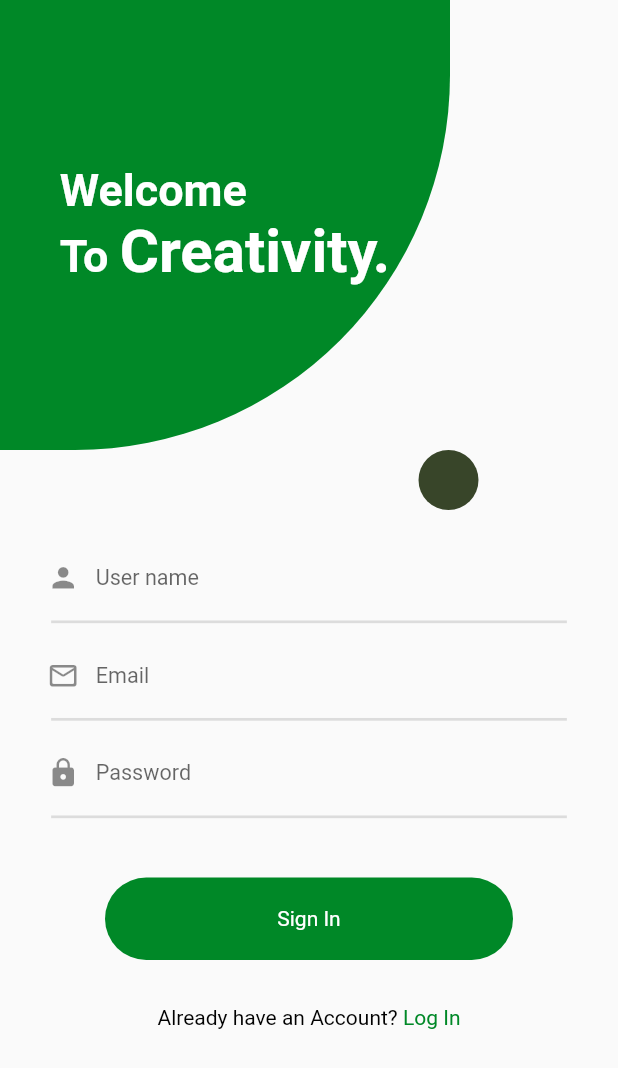
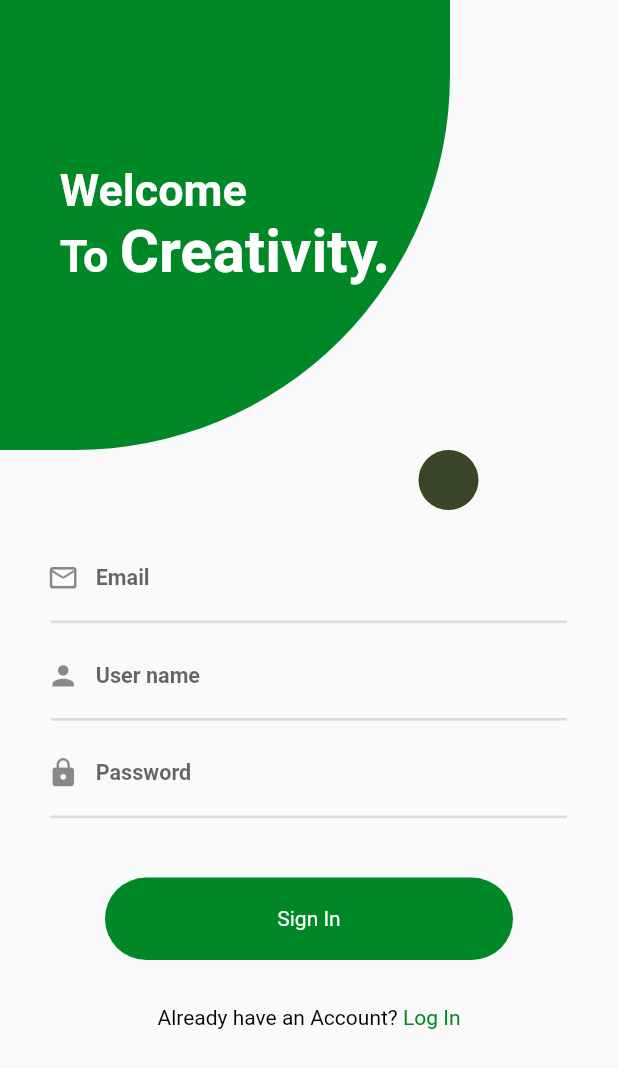
Before and after one commit to B4eva/complexe_ui, a Flutter app: the screen it shows after launch, after a tap on an icon or button, on a phone screen of 412 x 824 dp. Shown: the top 1068 px of the screen. Run offline on Flutter 3.47's test engine with Material 2 defaults, Android fonts, the phone set to English and light mode, and no system bars.

Commit message:
fix timmer

```diff
--- a/lib/Sigin_screen/sigin_screen.dart
+++ b/lib/Sigin_screen/sigin_screen.dart
@@ -60,21 +60,21 @@ class SignInSCreen extends StatelessWidget {
                       ),
                       LoginTextField(
                         // formKey: provider.formKey,
+                        save: (value) => provider.setEmail = value, // tobe done
+                        validate: context.validateMail,
+                        textEditingController: emailEditingController,
+                        hintText: provider.emailHint,
+                        icon: Icons.mail_outline_rounded,
+                        hideText: false,
+                      ),
+                      LoginTextField(
+                        // formKey: provider.formKey,
                         save: (value) =>
                             provider.setUserName = value, // tobe done
                         validate: context.validateUserName, // tobe done
                         textEditingController: userNameEditingController,
                         hintText: provider.userNameHint,
                         icon: Icons.person,
-                        hideText: false,
-                      ),
-                      LoginTextField(
-                        // formKey: provider.formKey,
-                        save: (value) => provider.setEmail = value, // tobe done
-                        validate: context.validateMail,
-                        textEditingController: emailEditingController,
-                        hintText: provider.emailHint,
-                        icon: Icons.mail_outline_rounded,
                         hideText: false,
                       ),
                       LoginTextField(
--- a/lib/Sigin_screen/sigin_screennotifier.dart
+++ b/lib/Sigin_screen/sigin_screennotifier.dart
@@ -2,7 +2,7 @@ import 'package:flutter/cupertino.dart';
 import 'package:flutter/material.dart';
 
 // provider state with changeNotifier
-//provider only providers the valriabl;es as you can see
+//provider only provides the variables as you can see.
 // state is managed by changeNotifier
 
 class SignInScreenNotifier extends ChangeNotifier {
--- a/lib/creative_widgets/text_field.dart
+++ b/lib/creative_widgets/text_field.dart
@@ -33,6 +33,9 @@ class LoginTextField extends StatelessWidget {
               controller: textEditingController,
               obscureText: hideText!,
               decoration: InputDecoration(
+                  hintStyle: const TextStyle(
+                    fontWeight: FontWeight.bold,
+                  ),
                   contentPadding:
                       const EdgeInsets.fromLTRB(20.0, 15.0, 20.0, 15.0),
                   border: InputBorder.none,
--- a/lib/splash_screen/splash_screen.dart
+++ b/lib/splash_screen/splash_screen.dart
@@ -16,7 +16,7 @@ class _SplashScreenState extends State<SplashScreen> {
   void initState() {
     super.initState();
 
-    Timer(const Duration(milliseconds: 30), onClose);
+    Timer(const Duration(milliseconds: 90), onClose);
   }
 
   @override
--- a/pubspec.yaml
+++ b/pubspec.yaml
@@ -36,9 +36,15 @@ dependencies:
   cupertino_icons: ^1.0.2
 
 
+  ## storage
+  shared_preferences: ^2.0.11
+
+
   ## stateManagement
 
   provider: ^6.0.2
+
+  http: ^0.13.4
 
 dev_dependencies:
   flutter_test:
```
Also changed, not shown: pubspec.lock.
